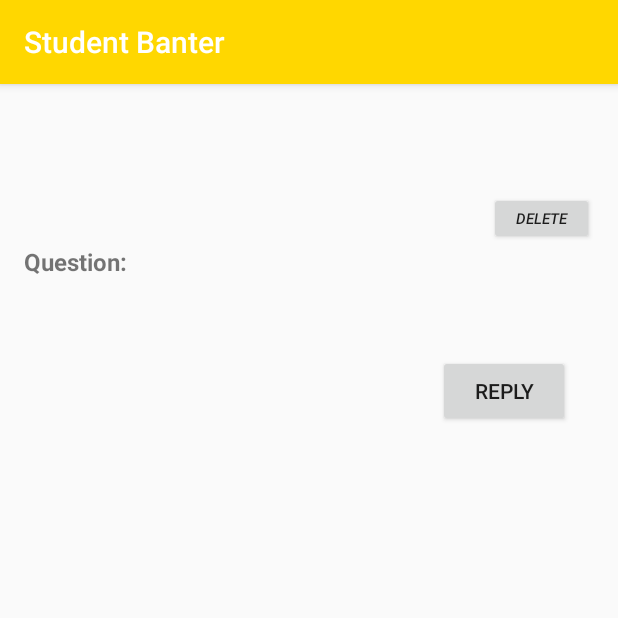
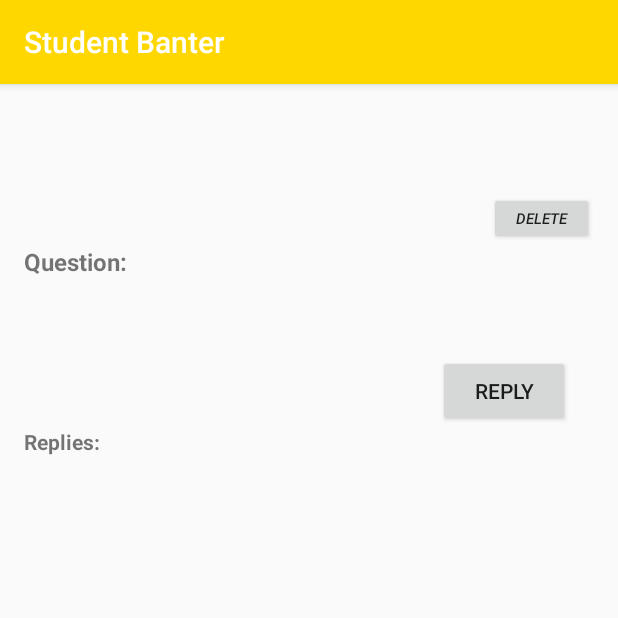
Before and after one commit to arimouzakis1/StudentMessagingApplication1, an Android app: the SeeRepliesToPostActivity screen opened directly, with no data from a screen before it, on a phone screen of 412 x 824 dp, the top half of it. Run offline under Robolectric (Android 15) with nearby library versions, the light colour scheme and no system bars; our stand-ins replace Firebase (no records; nobody signed in at launch, a user with empty details on screens opened directly); libraries missing offline, so code that uses them is left out: com.firebase.ui; 8 statements that could not run were skipped.

Commit message:
Replying works - some work needs to be done in getting the data structure as wanted... Need to check if the replies count works as code wasn't included to increment this number previously

```diff
--- a/app/src/main/java/com/mouzakis/arisurfacepro/studentmessagingapplication/Reply.java
+++ b/app/src/main/java/com/mouzakis/arisurfacepro/studentmessagingapplication/Reply.java
@@ -11,10 +11,14 @@ public class Reply {
     private long timeOfReply;
     private String replyText;
 
-    public Reply(String replyingUser, long timeOfReply, String replyText) {
+    public Reply(String replyingUser, String replyText) {
         this.replyingUser = replyingUser;
         this.timeOfReply = new Date().getTime();
         this.replyText = replyText;
+    }
+
+    public Reply() {
+
     }
 
     public String getReplyingUser() {
--- a/app/src/main/java/com/mouzakis/arisurfacepro/studentmessagingapplication/SeeRepliesToPostActivity.java
+++ b/app/src/main/java/com/mouzakis/arisurfacepro/studentmessagingapplication/SeeRepliesToPostActivity.java
@@ -17,7 +17,7 @@ import java.util.TimeZone;
 
 public class SeeRepliesToPostActivity extends AppCompatActivity {
     private Button replyButton;
-    private static final int CREATE_POST_REPLY = 2;
+    public static final int CREATE_POST_REPLY = 2;
     private TextView postUser;
     private TextView postSubject;
     private TextView postDate;
@@ -65,6 +65,20 @@ public class SeeRepliesToPostActivity extends AppCompatActivity {
         });
     }
 
+    //Gets the result from the intent and uses this data to create a new reply to a post
+    @Override
+    protected void onActivityResult(int requestCode, int resultCode, Intent data) {
+        if (requestCode == CREATE_POST_REPLY) {
+            if (resultCode == RESULT_OK) {
+                String replyText = data.getStringExtra(CreatePostReply.REPLY);
+                String replyingUser = data.getStringExtra(CreatePostReply.REPLYING_USER);
+
+                Reply reply = new Reply(replyingUser, replyText);
+
+                mDatabase.push().setValue(reply);
+            }
+        }
+    }
 
     private void displayQuestion() {
         postUser = (TextView) findViewById(R.id.postee_name);
@@ -108,8 +122,8 @@ public class SeeRepliesToPostActivity extends AppCompatActivity {
                 dateFormat.setTimeZone(TimeZone.getTimeZone("Australia/NSW"));
                 timeFormat.setTimeZone(TimeZone.getTimeZone("Australia/NSW"));
 
-                postDate.setText(dateFormat.format(model.getTimeOfReply()));
-                postTime.setText(timeFormat.format(model.getTimeOfReply()));
+                replyDate.setText(dateFormat.format(model.getTimeOfReply()));
+                replyTime.setText(timeFormat.format(model.getTimeOfReply()));
 
                 replyText.setText(model.getReplyText());
             }
--- a/app/src/main/res/layout/activity_see_replies_to_post.xml
+++ b/app/src/main/res/layout/activity_see_replies_to_post.xml
@@ -81,11 +81,20 @@
         android:layout_alignParentRight="true"
         android:layout_marginRight="@dimen/activity_horizontal_margin"/>
 
+    <TextView
+        android:id="@+id/replies_heading"
+        android:layout_width="wrap_content"
+        android:layout_height="wrap_content"
+        android:text="@string/replies_heading"
+        android:layout_below="@+id/reply_to_post_button"
+        android:textStyle="bold"/>
+
     <ListView
+        android:layout_margin="12dp"
         android:id="@+id/post_replies_view"
         android:layout_width="match_parent"
         android:layout_height="match_parent"
-        android:layout_below="@+id/reply_to_post_button"/>
+        android:layout_below="@+id/replies_heading"/>
 
 
 </RelativeLayout>
--- a/app/src/main/res/layout/reply.xml
+++ b/app/src/main/res/layout/reply.xml
@@ -19,7 +19,7 @@
         android:layout_height="wrap_content"
         tools:text="1/1/2000"
         android:textStyle="italic"
-        android:layout_toLeftOf="@+id/post_time"
+        android:layout_toLeftOf="@+id/reply_time"
         android:layout_marginRight="6dp"/>
 
     <TextView
--- a/app/src/main/res/values/strings.xml
+++ b/app/src/main/res/values/strings.xml
@@ -30,4 +30,5 @@
     <string name="question_heading">Question:</string>
     <string name="reply">reply</string>
     <string name="reply_heading">Reply:</string>
+    <string name="replies_heading">Replies:</string>
 </resources>
```
Also changed, not shown: app/src/main/java/com/mouzakis/arisurfacepro/studentmessagingapplication/CreatePostReply.java (+21 -0 lines).
